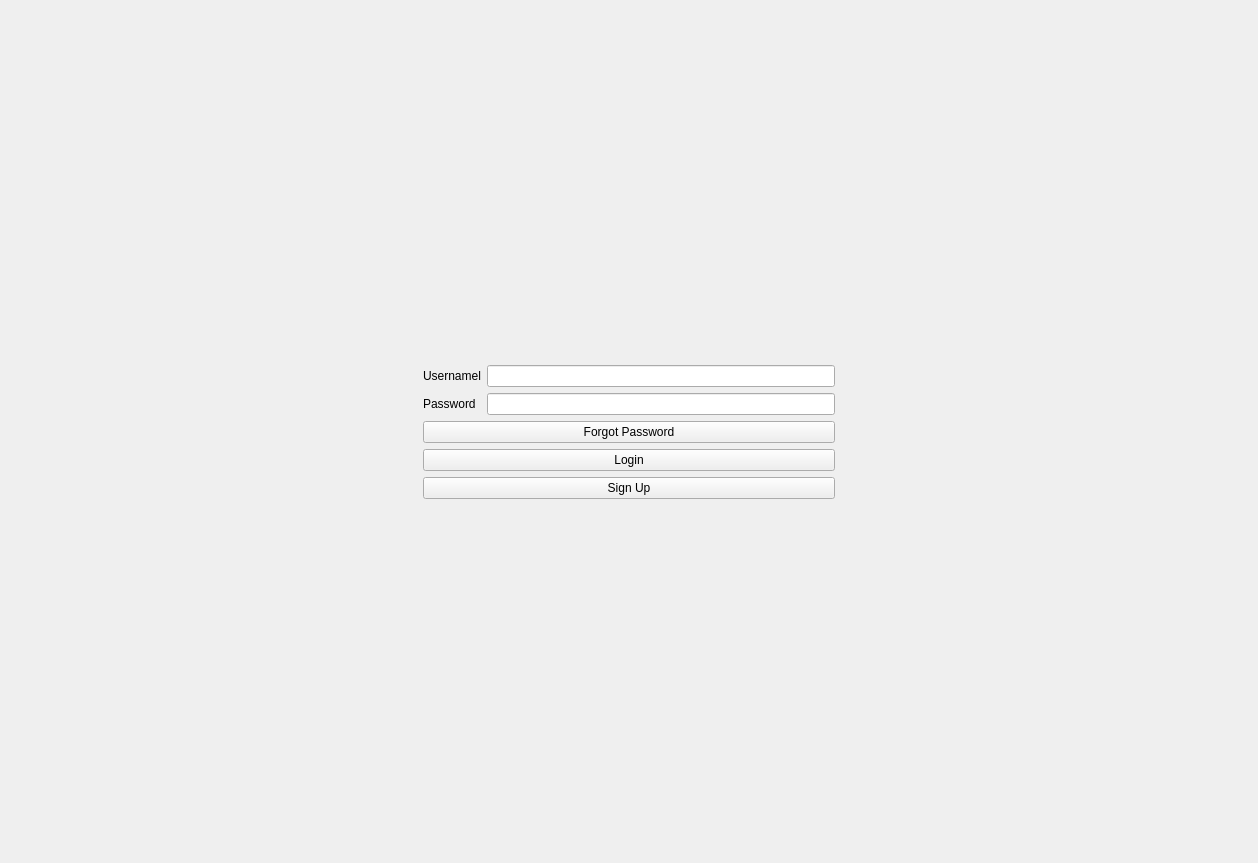
Before: the Qt Designer form PlaTwo_Client/loginform.ui in arshiarabieirf2006-hub/PlaTwo_AP_Project, drawn with Qt 5.
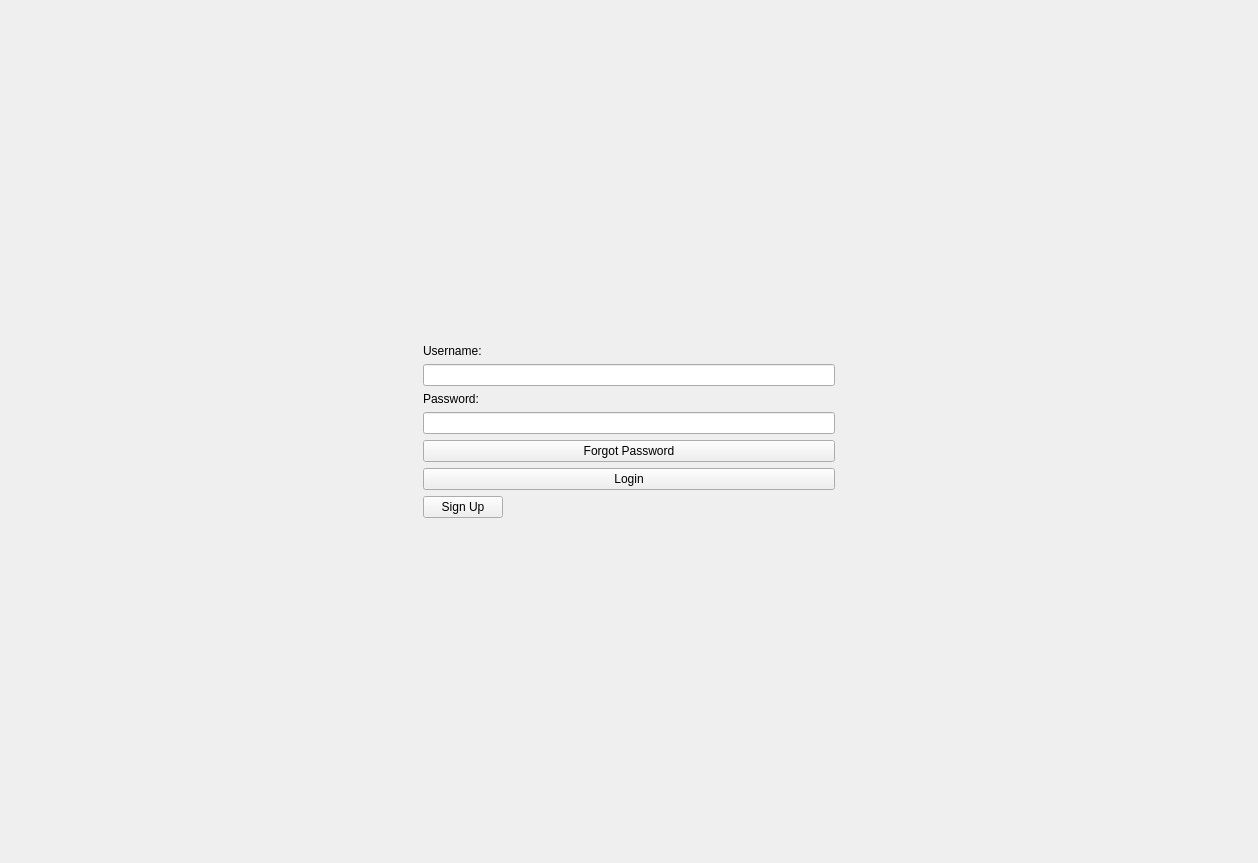
After: the same form once the commit is applied.

Diff of the .ui file:
```diff
--- a/PlaTwo_Client/loginform.ui
+++ b/PlaTwo_Client/loginform.ui
@@ -14,8 +14,8 @@
    <string>Form</string>
   </property>
   <layout class="QGridLayout" name="gridLayout">
-   <item row="3" column="1">
-    <spacer name="verticalSpacer_2">
+   <item row="0" column="1">
+    <spacer name="verticalSpacer">
      <property name="orientation">
       <enum>Qt::Orientation::Vertical</enum>
      </property>
@@ -27,34 +27,47 @@
      </property>
     </spacer>
    </item>
+   <item row="1" column="2">
+    <spacer name="horizontalSpacer_2">
+     <property name="orientation">
+      <enum>Qt::Orientation::Horizontal</enum>
+     </property>
+     <property name="sizeHint" stdset="0">
+      <size>
+       <width>404</width>
+       <height>20</height>
+      </size>
+     </property>
+    </spacer>
+   </item>
    <item row="1" column="1">
     <layout class="QVBoxLayout" name="verticalLayout">
      <item>
       <layout class="QFormLayout" name="formLayout">
-       <item row="0" column="1">
+       <item row="0" column="0">
+        <widget class="QLabel" name="label">
+         <property name="text">
+          <string>Username:</string>
+         </property>
+        </widget>
+       </item>
+       <item row="2" column="0">
+        <widget class="QLabel" name="label_2">
+         <property name="text">
+          <string>Password:</string>
+         </property>
+        </widget>
+       </item>
+       <item row="1" column="0" colspan="2">
         <widget class="QLineEdit" name="usernameLineEdit"/>
        </item>
-       <item row="1" column="1">
+       <item row="3" column="0" colspan="2">
         <widget class="QLineEdit" name="passwordLineEdit">
          <property name="echoMode">
           <enum>QLineEdit::EchoMode::Password</enum>
          </property>
         </widget>
        </item>
-       <item row="0" column="0">
-        <widget class="QLabel" name="label">
-         <property name="text">
-          <string>Usernamel</string>
-         </property>
-        </widget>
-       </item>
-       <item row="1" column="0">
-        <widget class="QLabel" name="label_2">
-         <property name="text">
-          <string>Password</string>
-         </property>
-        </widget>
-       </item>
       </layout>
      </item>
      <item>
@@ -86,21 +99,8 @@
      </property>
     </spacer>
    </item>
-   <item row="1" column="2">
-    <spacer name="horizontalSpacer_2">
-     <property name="orientation">
-      <enum>Qt::Orientation::Horizontal</enum>
-     </property>
-     <property name="sizeHint" stdset="0">
-      <size>
-       <width>404</width>
-       <height>20</height>
-      </size>
-     </property>
-    </spacer>
-   </item>
-   <item row="0" column="1">
-    <spacer name="verticalSpacer">
+   <item row="5" column="1">
+    <spacer name="verticalSpacer_2">
      <property name="orientation">
       <enum>Qt::Orientation::Vertical</enum>
      </property>
@@ -112,12 +112,29 @@
      </property>
     </spacer>
    </item>
-   <item row="2" column="1">
-    <widget class="QPushButton" name="SignUp">
-     <property name="text">
-      <string>Sign Up</string>
-     </property>
-    </widget>
+   <item row="3" column="1">
+    <layout class="QHBoxLayout" name="horizontalLayout">
+     <item>
+      <widget class="QPushButton" name="SignUp">
+       <property name="text">
+        <string>Sign Up</string>
+       </property>
+      </widget>
+     </item>
+     <item>
+      <spacer name="horizontalSpacer_3">
+       <property name="orientation">
+        <enum>Qt::Orientation::Horizontal</enum>
+       </property>
+       <property name="sizeHint" stdset="0">
+        <size>
+         <width>40</width>
+         <height>20</height>
+        </size>
+       </property>
+      </spacer>
+     </item>
+    </layout>
    </item>
   </layout>
  </widget>
```
